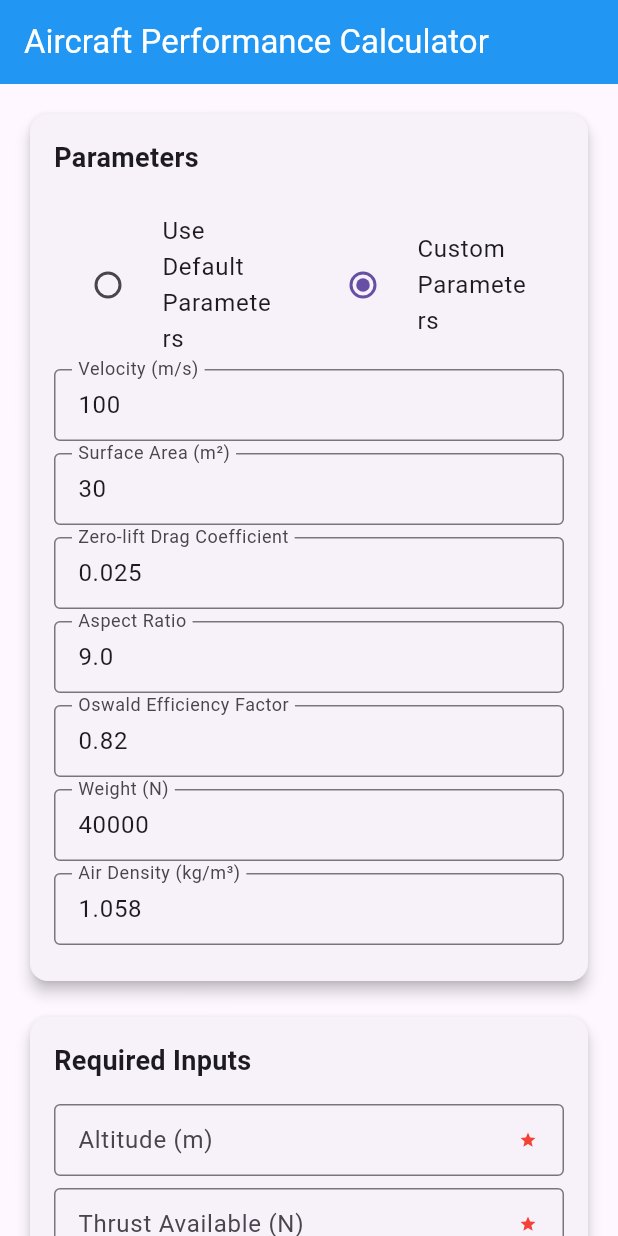
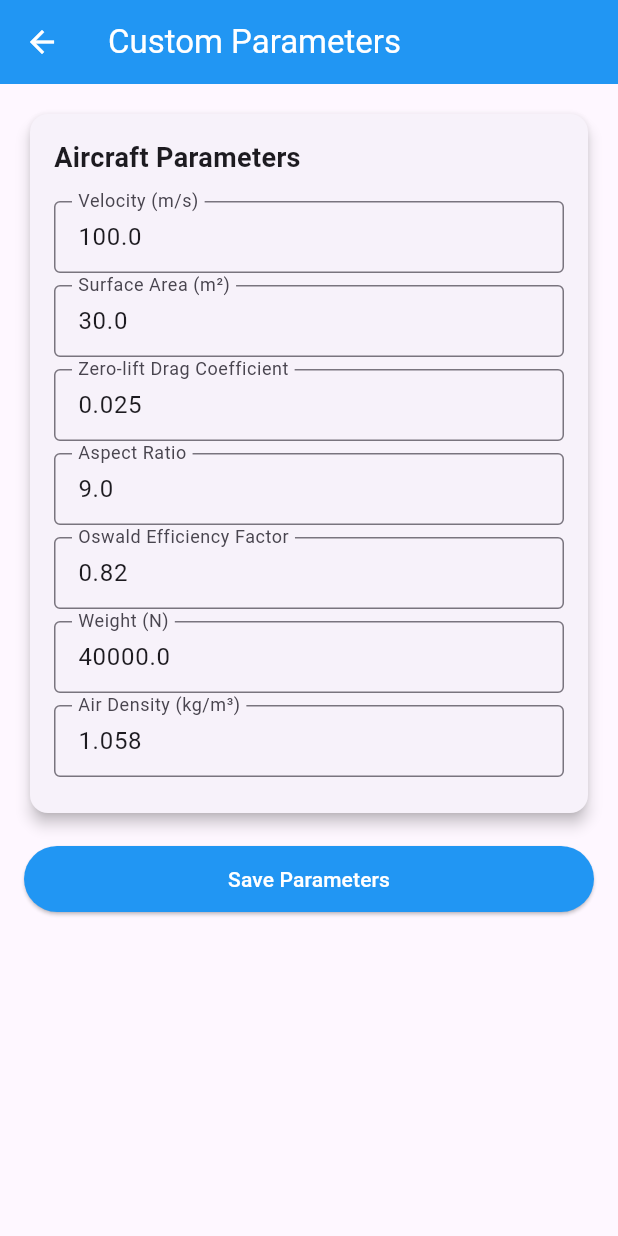
Before and after one commit to m9stafa05/Aircraft-Performance-Calculator, a Flutter app: the screen it shows after launch, after a tap on "Custom Parameters", on a phone screen of 412 x 824 dp. Run offline on Flutter 3.47's test engine with Material 3 defaults, Android fonts, the phone set to English and light mode, and no system bars.

Commit message:
Add Custom Parameters Screen and integrate with main calculator. Implement functionality to save and display custom parameters, allowing users to modify aircraft performance inputs dynamically.

```diff
--- /dev/null
+++ b/lib/custom_parameters_screen.dart
@@ -0,0 +1,191 @@
+import 'package:flutter/material.dart';
+
+class CustomParametersScreen extends StatefulWidget {
+  final Map<String, double> defaultValues;
+  final Function(Map<String, double>) onParametersSaved;
+
+  const CustomParametersScreen({
+    super.key,
+    required this.defaultValues,
+    required this.onParametersSaved,
+  });
+
+  @override
+  State<CustomParametersScreen> createState() =>
+      _CustomParametersScreenState();
+}
+
+class _CustomParametersScreenState
+    extends State<CustomParametersScreen> {
+  final velocityController = TextEditingController();
+  final surfaceAreaController = TextEditingController();
+  final dragCoefficientController = TextEditingController();
+  final aspectRatioController = TextEditingController();
+  final oswaldFactorController = TextEditingController();
+  final weightController = TextEditingController();
+  final airDensityController = TextEditingController();
+
+  @override
+  void initState() {
+    super.initState();
+    // Initialize with default values
+    velocityController.text =
+        widget.defaultValues['velocity']?.toString() ??
+        '100';
+    surfaceAreaController.text =
+        widget.defaultValues['surfaceArea']?.toString() ??
+        '30';
+    dragCoefficientController.text =
+        widget.defaultValues['dragCoefficient']
+            ?.toString() ??
+        '0.025';
+    aspectRatioController.text =
+        widget.defaultValues['aspectRatio']?.toString() ??
+        '9.0';
+    oswaldFactorController.text =
+        widget.defaultValues['oswaldFactor']?.toString() ??
+        '0.82';
+    weightController.text =
+        widget.defaultValues['weight']?.toString() ??
+        '40000';
+    airDensityController.text =
+        widget.defaultValues['airDensity']?.toString() ??
+        '1.058';
+  }
+
+  void _saveParameters() {
+    final parameters = {
+      'velocity':
+          double.tryParse(velocityController.text) ?? 100,
+      'surfaceArea':
+          double.tryParse(surfaceAreaController.text) ?? 30,
+      'dragCoefficient':
+          double.tryParse(dragCoefficientController.text) ??
+          0.025,
+      'aspectRatio':
+          double.tryParse(aspectRatioController.text) ??
+          9.0,
+      'oswaldFactor':
+          double.tryParse(oswaldFactorController.text) ??
+          0.82,
+      'weight':
+          double.tryParse(weightController.text) ?? 40000,
+      'airDensity':
+          double.tryParse(airDensityController.text) ??
+          1.058,
+    };
+    widget.onParametersSaved(parameters);
+    Navigator.pop(context);
+  }
+
+  @override
+  Widget build(BuildContext context) {
+    return Scaffold(
+      appBar: AppBar(
+        title: const Text('Custom Parameters'),
+        backgroundColor: Colors.blue,
+        foregroundColor: Colors.white,
+      ),
+      body: SingleChildScrollView(
+        padding: const EdgeInsets.all(16.0),
+        child: Column(
+          crossAxisAlignment: CrossAxisAlignment.stretch,
+          children: [
+            Card(
+              elevation: 4,
+              child: Padding(
+                padding: const EdgeInsets.all(16.0),
+                child: Column(
+                  crossAxisAlignment:
+                      CrossAxisAlignment.start,
+                  children: [
+                    const Text(
+                      'Aircraft Parameters',
+                      style: TextStyle(
+                        fontSize: 18,
+                        fontWeight: FontWeight.bold,
+                      ),
+                    ),
+                    const SizedBox(height: 16),
+                    _buildInputField(
+                      'Velocity (m/s)',
+                      velocityController,
+                    ),
+                    _buildInputField(
+                      'Surface Area (m²)',
+                      surfaceAreaController,
+                    ),
+                    _buildInputField(
+                      'Zero-lift Drag Coefficient',
+                      dragCoefficientController,
+                    ),
+                    _buildInputField(
+                      'Aspect Ratio',
+                      aspectRatioController,
+                    ),
+                    _buildInputField(
+                      'Oswald Efficiency Factor',
+                      oswaldFactorController,
+                    ),
+                    _buildInputField(
+                      'Weight (N)',
+                      weightController,
+                    ),
+                    _buildInputField(
+                      'Air Density (kg/m³)',
+                      airDensityController,
+                    ),
+                  ],
+                ),
+              ),
+            ),
+            const SizedBox(height: 16),
+            ElevatedButton(
+              onPressed: _saveParameters,
+              style: ElevatedButton.styleFrom(
+                padding: const EdgeInsets.symmetric(
+                  vertical: 12,
+                ),
+                backgroundColor: Colors.blue,
+                foregroundColor: Colors.white,
+              ),
+              child: const Text('Save Parameters'),
+            ),
+          ],
+        ),
+      ),
+    );
+  }
+
+  Widget _buildInputField(
+    String label,
+    TextEditingController controller,
+  ) {
+    return Padding(
+      padding: const EdgeInsets.only(bottom: 8.0),
+      child: TextField(
+        controller: controller,
+        keyboardType: const TextInputType.numberWithOptions(
+          decimal: true,
+        ),
+        decoration: InputDecoration(
+          labelText: label,
+          border: const OutlineInputBorder(),
+          isDense: true,
+        ),
+      ),
+    );
+  }
+
+  @override
+  void dispose() {
+    velocityController.dispose();
+    surfaceAreaController.dispose();
+    dragCoefficientController.dispose();
+    aspectRatioController.dispose();
+    oswaldFactorController.dispose();
+    weightController.dispose();
+    airDensityController.dispose();
+    super.dispose();
+  }
+}
--- a/lib/main.dart
+++ b/lib/main.dart
@@ -1,6 +1,7 @@
 import 'package:flutter/material.dart';
 import 'flight_calc.dart';
 import 'results_screen.dart';
+import 'custom_parameters_screen.dart';
 
 void main() {
   runApp(const MyApp());
@@ -37,6 +38,7 @@ class _CalculatorScreenState
       AircraftCalculator();
   bool useDefaultParameters = true;
   bool showValidationErrors = false;
+  Map<String, double>? customParameters;
 
   // Text controllers for input fields
   final velocityController = TextEditingController(
@@ -77,6 +79,57 @@ class _CalculatorScreenState
       return 'Please enter a valid number';
     }
     return null;
+  }
+
+  void _openCustomParameters() {
+    final defaultValues = {
+      'velocity':
+          double.tryParse(velocityController.text) ?? 100,
+      'surfaceArea':
+          double.tryParse(surfaceAreaController.text) ?? 30,
+      'dragCoefficient':
+          double.tryParse(dragCoefficientController.text) ??
+          0.025,
+      'aspectRatio':
+          double.tryParse(aspectRatioController.text) ??
+          9.0,
+      'oswaldFactor':
+          double.tryParse(oswaldFactorController.text) ??
+          0.82,
+      'weight':
+          double.tryParse(weightController.text) ?? 40000,
+      'airDensity':
+          double.tryParse(airDensityController.text) ??
+          1.058,
+    };
+
+    Navigator.push(
+      context,
+      MaterialPageRoute(
+        builder:
+            (context) => CustomParametersScreen(
+              defaultValues: defaultValues,
+              onParametersSaved: (parameters) {
+                setState(() {
+                  customParameters = parameters;
+                  useDefaultParameters = false;
+                  // Update the calculator with new parameters
+                  calculator.updateParameters(
+                    velocity: parameters['velocity']!,
+                    surfaceArea: parameters['surfaceArea']!,
+                    dragCoefficient:
+                        parameters['dragCoefficient']!,
+                    aspectRatio: parameters['aspectRatio']!,
+                    oswaldFactor:
+                        parameters['oswaldFactor']!,
+                    weight: parameters['weight']!,
+                    airDensity: parameters['airDensity']!,
+                  );
+                });
+              },
+            ),
+      ),
+    );
   }
 
   void _calculatePerformance() {
@@ -140,17 +193,6 @@ class _CalculatorScreenState
       powerAvailableController.text,
     );
 
-    // Update calculator parameters
-    calculator.updateParameters(
-      velocity: velocity,
-      surfaceArea: surfaceArea,
-      dragCoefficient: dragCoefficient,
-      aspectRatio: aspectRatio,
-      oswaldFactor: oswaldFactor,
-      weight: weight,
-      airDensity: airDensity,
-    );
-
     // Calculate results
     results = calculator.calculatePerformance(
       altitude: altitude,
@@ -166,7 +208,10 @@ class _CalculatorScreenState
       context,
       MaterialPageRoute(
         builder:
-            (context) => ResultsScreen(results: results),
+            (context) => ResultsScreen(
+              results: results,
+              customParameters: customParameters,
+            ),
       ),
     );
 
@@ -198,6 +243,10 @@ class _CalculatorScreenState
                   crossAxisAlignment:
                       CrossAxisAlignment.start,
                   children: [
+                    Row(
+                      mainAxisAlignment:
+                          MainAxisAlignment.spaceBetween,
+                      children: [
                         const Text(
                           'Parameters',
                           style: TextStyle(
@@ -205,25 +254,18 @@ class _CalculatorScreenState
                             fontWeight: FontWeight.bold,
                           ),
                         ),
-                    const SizedBox(height: 16),
                         Row(
                           children: [
-                        Expanded(
-                          child: RadioListTile<bool>(
-                            title: const Text(
-                              'Use Default Parameters',
-                            ),
-                            value: true,
-                            groupValue:
-                                useDefaultParameters,
-                            onChanged: (value) {
+                            if (customParameters != null)
+                              TextButton.icon(
+                                onPressed: () {
                                   setState(() {
+                                    customParameters = null;
                                     useDefaultParameters =
-                                    value!;
-                                if (useDefaultParameters) {
+                                        true;
                                     // Reset to default values
-                                  velocityController.text =
-                                      '100';
+                                    velocityController
+                                        .text = '100';
                                     surfaceAreaController
                                         .text = '30';
                                     dragCoefficientController
@@ -236,62 +278,89 @@ class _CalculatorScreenState
                                         '40000';
                                     airDensityController
                                         .text = '1.058';
-                                }
                                   });
                                 },
+                                icon: const Icon(
+                                  Icons.refresh,
+                                  size: 18,
+                                ),
+                                label: const Text(
+                                  'Reset to Default',
+                                ),
+                                style: TextButton.styleFrom(
+                                  foregroundColor:
+                                      Colors.red,
                                 ),
                               ),
-                        Expanded(
-                          child: RadioListTile<bool>(
-                            title: const Text(
-                              'Custom Parameters',
+                            const SizedBox(width: 8),
+                            ElevatedButton.icon(
+                              onPressed:
+                                  _openCustomParameters,
+                              icon: const Icon(
+                                Icons.settings,
                               ),
-                            value: false,
-                            groupValue:
-                                useDefaultParameters,
-                            onChanged: (value) {
-                              setState(() {
-                                useDefaultParameters =
-                                    value!;
-                              });
-                            },
+                              label: Text(
+                                customParameters != null
+                                    ? 'Edit Parameters'
+                                    : 'Custom Parameters',
+                              ),
+                              style:
+                                  ElevatedButton.styleFrom(
+                                    backgroundColor:
+                                        Colors.blue,
+                                    foregroundColor:
+                                        Colors.white,
                                   ),
                             ),
                           ],
                         ),
-                    if (!useDefaultParameters)
-                      Column(
-                        children: [
-                          _buildInputField(
-                            'Velocity (m/s)',
-                            velocityController,
+                      ],
                     ),
-                          _buildInputField(
-                            'Surface Area (m²)',
-                            surfaceAreaController,
+                    if (customParameters != null) ...[
+                      const SizedBox(height: 16),
+                      const Text(
+                        'Current Custom Parameters:',
+                        style: TextStyle(
+                          fontWeight: FontWeight.w500,
                         ),
-                          _buildInputField(
+                      ),
+                      const SizedBox(height: 8),
+                      _buildParameterRow(
+                        'Velocity',
+                        customParameters!['velocity'],
+                        'm/s',
+                      ),
+                      _buildParameterRow(
+                        'Surface Area',
+                        customParameters!['surfaceArea'],
+                        'm²',
+                      ),
+                      _buildParameterRow(
                         'Zero-lift Drag Coefficient',
-                            dragCoefficientController,
+                        customParameters!['dragCoefficient'],
+                        '',
                       ),
-                          _buildInputField(
+                      _buildParameterRow(
                         'Aspect Ratio',
-                            aspectRatioController,
+                        customParameters!['aspectRatio'],
+                        '',
                       ),
-                          _buildInputField(
+                      _buildParameterRow(
                         'Oswald Efficiency Factor',
-                            oswaldFactorController,
+                        customParameters!['oswaldFactor'],
+                        '',
                       ),
-                          _buildInputField(
-                            'Weight (N)',
-                            weightController,
+                      _buildParameterRow(
+                        'Weight',
+                        customParameters!['weight'],
+                        'N',
                       ),
-                          _buildInputField(
-                            'Air Density (kg/m³)',
-                            airDensityController,
+                      _buildParameterRow(
+                        'Air Density',
+                        customParameters!['airDensity'],
+                        'kg/m³',
                       ),
                     ],
-                      ),
                   ],
                 ),
               ),
@@ -372,6 +441,8 @@ class _CalculatorScreenState
                                     .clear();
                                 powerAvailableController
                                     .clear();
+                                customParameters = null;
+                                useDefaultParameters = true;
                               });
                             },
                             style: ElevatedButton.styleFrom(
@@ -565,6 +636,33 @@ class _CalculatorScreenState
     );
   }
 
+  Widget _buildParameterRow(
+    String label,
+    double? value,
+    String unit,
+  ) {
+    return Padding(
+      padding: const EdgeInsets.symmetric(vertical: 4.0),
+      child: Row(
+        mainAxisAlignment: MainAxisAlignment.spaceBetween,
+        children: [
+          Text(
+            label,
+            style: const TextStyle(
+              fontWeight: FontWeight.w500,
+            ),
+          ),
+          Text(
+            '${value?.toStringAsFixed(2) ?? "N/A"} $unit',
+            style: const TextStyle(
+              fontWeight: FontWeight.bold,
+            ),
+          ),
+        ],
+      ),
+    );
+  }
+
   @override
   void dispose() {
     // Dispose controllers when widget is disposed
```
Also changed, not shown: lib/results_screen.dart (+46 -1 lines). Lines whose indentation alone changed are shown as unchanged.
